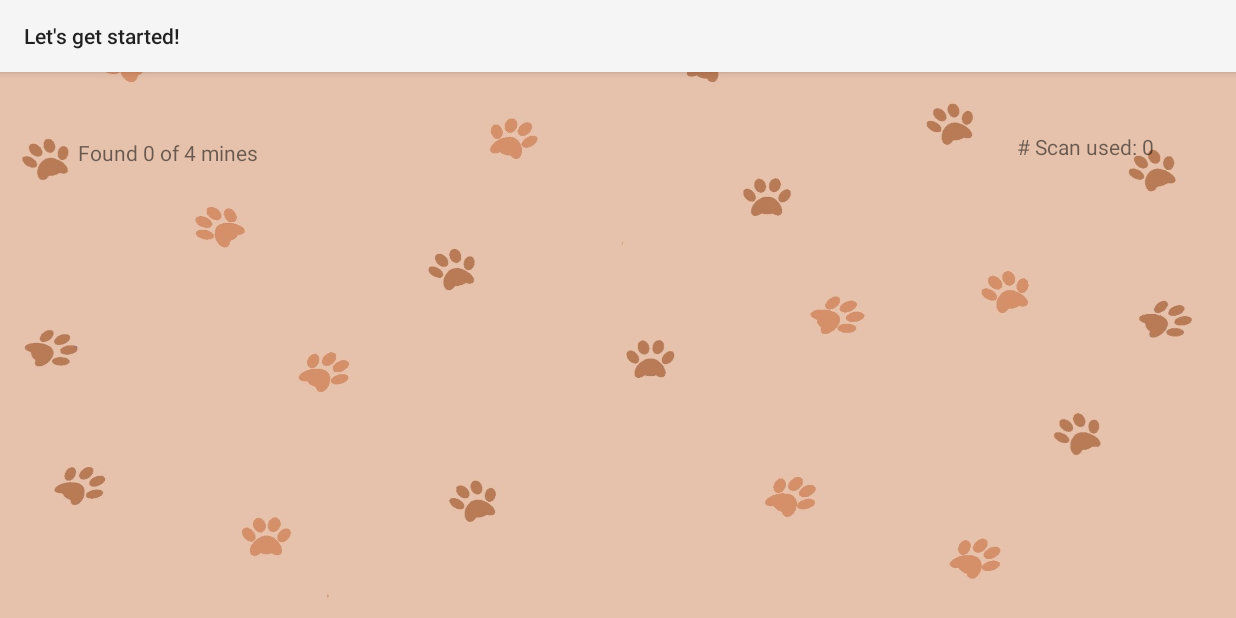
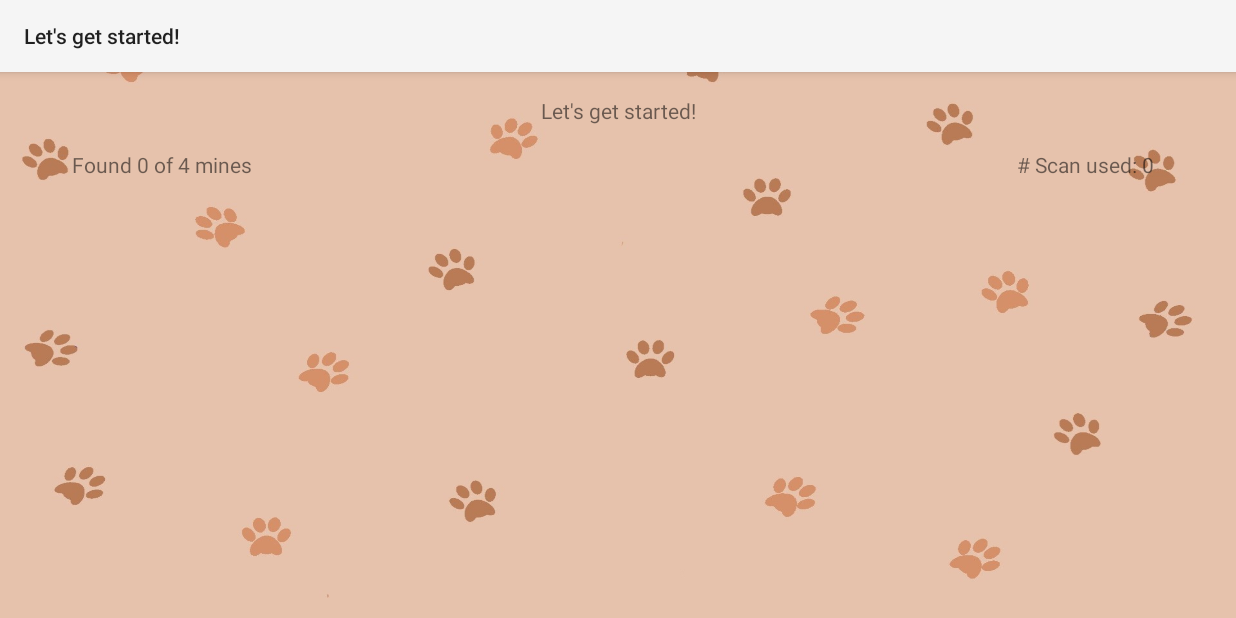
Before and after one commit to bryanjhdang/Mineseeker-Game, an Android app: the GameActivity screen opened directly, with no data from a screen before it, on a phone screen of 824 x 412 dp (held sideways). Run offline under Robolectric (Android 15) with nearby library versions, the phone set to English and light mode, and no system bars.

Commit message:
Update the GameActivity.java
Fix the scanner method.

```diff
--- a/app/src/main/res/layout/activity_game.xml
+++ b/app/src/main/res/layout/activity_game.xml
@@ -11,8 +11,8 @@
         android:id="@+id/textView3"
         android:layout_width="wrap_content"
         android:layout_height="wrap_content"
-        android:layout_marginStart="52dp"
-        android:layout_marginTop="44dp"
+        android:layout_marginStart="48dp"
+        android:layout_marginTop="52dp"
         android:text="Found 0 of 4 mines"
         app:layout_constraintStart_toStartOf="parent"
         app:layout_constraintTop_toTopOf="parent" />
@@ -21,7 +21,7 @@
         android:id="@+id/textView2"
         android:layout_width="110dp"
         android:layout_height="22dp"
-        android:layout_marginTop="40dp"
+        android:layout_marginTop="52dp"
         android:layout_marginEnd="36dp"
         android:text="# Scan used: 0"
         app:layout_constraintEnd_toEndOf="parent"
@@ -41,4 +41,14 @@
 
     </TableLayout>
 
+    <TextView
+        android:id="@+id/textView4"
+        android:layout_width="wrap_content"
+        android:layout_height="wrap_content"
+        android:layout_marginTop="16dp"
+        android:text="Let's get started!"
+        app:layout_constraintEnd_toEndOf="parent"
+        app:layout_constraintStart_toStartOf="parent"
+        app:layout_constraintTop_toTopOf="parent" />
+
 </androidx.constraintlayout.widget.ConstraintLayout>
```
Also changed, not shown: app/src/main/java/cmpt276/as3/assignment3/GameActivity.java (+30 -3 lines), app/src/main/java/cmpt276/as3/assignment3/model/MineSeeker.java (+9 -1 lines).
